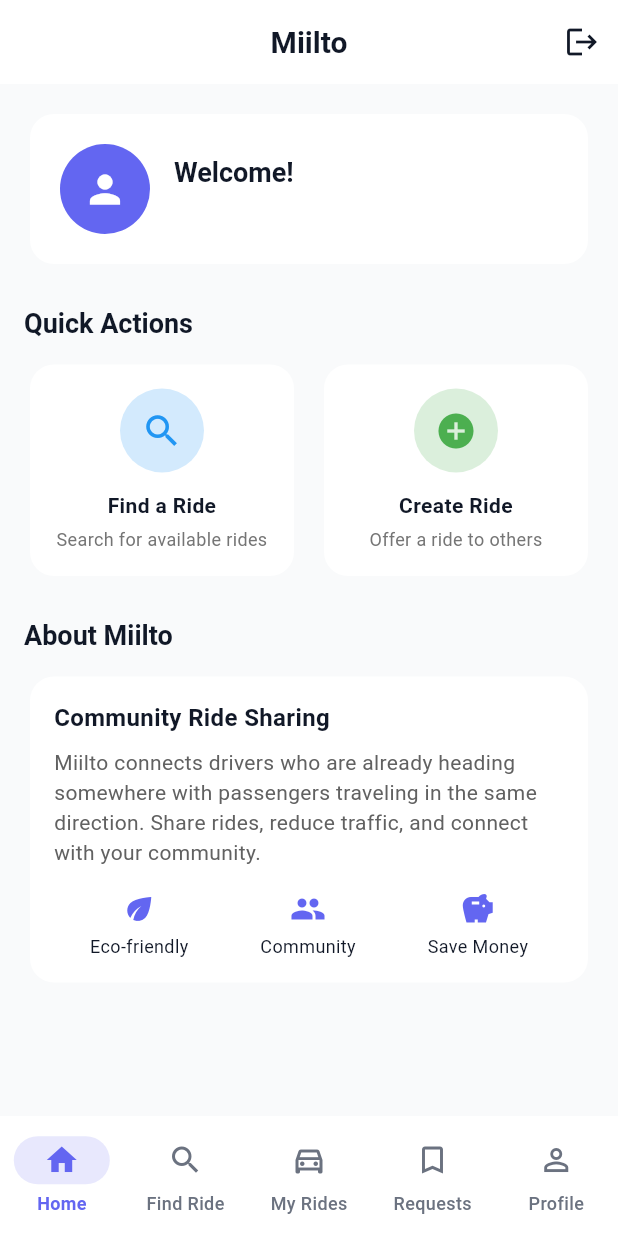
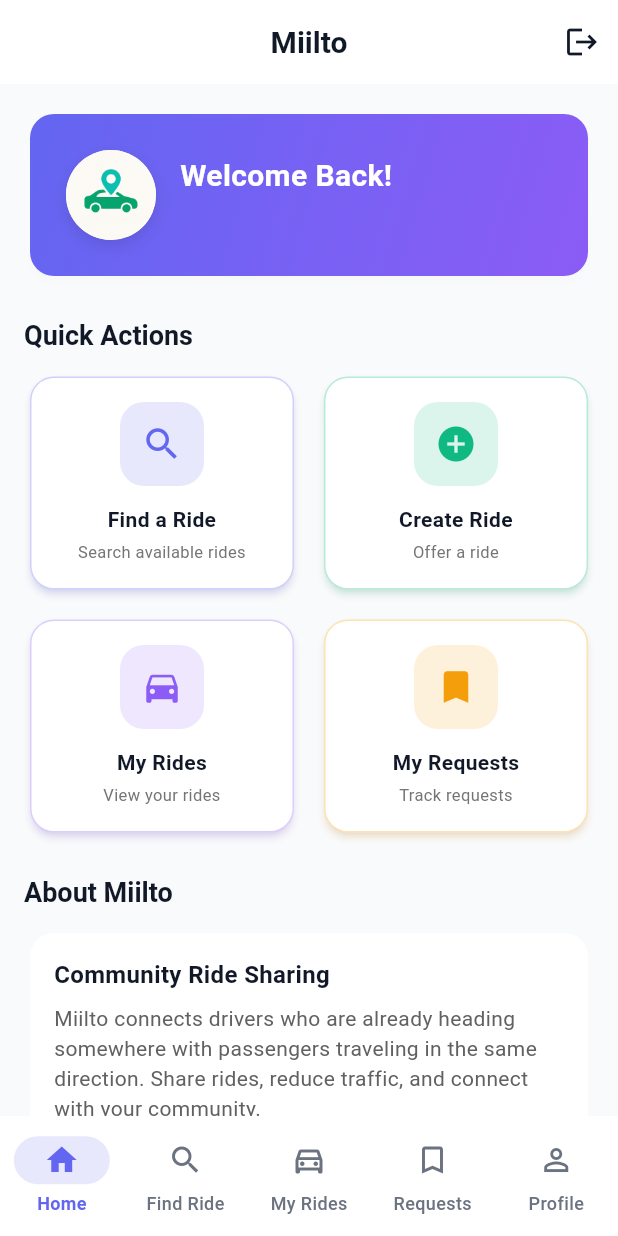
Before and after one commit to denboba/miiltoo, a Flutter app: the screen it shows once a user with an empty profile is signed in, on a phone screen of 412 x 824 dp. Run offline on Flutter 3.47's test engine with Material 3 defaults, Android fonts, the phone set to English and light mode, and no system bars; our stand-ins replace cloud_firestore, firebase_auth, firebase_core, firebase_messaging, geolocator, google_maps_flutter; accounts and stored records are empty.

Commit message:
Enhance home screen and ride detail with modern UI and map integration
Co-authored-by: denboba <86346817+denboba@users.noreply.github.com>

```diff
--- a/lib/src/screens/home_screen.dart
+++ b/lib/src/screens/home_screen.dart
@@ -3,6 +3,7 @@ import 'package:firebase_auth/firebase_auth.dart';
 import '../services/auth_service.dart';
 import '../services/firestore_repo.dart';
 import '../models/user_model.dart';
+import '../config/app_theme.dart';
 import 'search_rides_screen.dart';
 import 'my_rides_screen.dart';
 import 'my_requests_screen.dart';
@@ -112,32 +113,76 @@ class _HomeContent extends StatelessWidget {
           children: [
             // Welcome card
             Card(
+              elevation: 2,
+              child: Container(
+                decoration: BoxDecoration(
+                  gradient: LinearGradient(
+                    colors: [
+                      AppTheme.primaryColor,
+                      AppTheme.secondaryColor,
+                    ],
+                    begin: Alignment.topLeft,
+                    end: Alignment.bottomRight,
+                  ),
+                  borderRadius: BorderRadius.circular(16),
+                ),
                 child: Padding(
-                padding: const EdgeInsets.all(20),
+                  padding: const EdgeInsets.all(24),
                   child: Column(
                     crossAxisAlignment: CrossAxisAlignment.start,
                     children: [
                       Row(
                         children: [
-                        CircleAvatar(
-                          radius: 30,
-                          backgroundColor: Theme.of(context).colorScheme.primary,
-                          child: const Icon(Icons.person, size: 30, color: Colors.white),
+                          Container(
+                            width: 60,
+                            height: 60,
+                            decoration: BoxDecoration(
+                              color: Colors.white,
+                              borderRadius: BorderRadius.circular(30),
+                              boxShadow: [
+                                BoxShadow(
+                                  color: Colors.black.withOpacity(0.1),
+                                  blurRadius: 8,
+                                  offset: const Offset(0, 4),
+                                ),
+                              ],
+                            ),
+                            child: ClipRRect(
+                              borderRadius: BorderRadius.circular(30),
+                              child: Image.asset(
+                                'assets/images/miiltoo_logo.png',
+                                fit: BoxFit.cover,
+                                errorBuilder: (context, error, stackTrace) {
+                                  return Icon(
+                                    Icons.person,
+                                    size: 30,
+                                    color: AppTheme.primaryColor,
+                                  );
+                                },
+                              ),
+                            ),
                           ),
                           const SizedBox(width: 16),
                           Expanded(
                             child: Column(
                               crossAxisAlignment: CrossAxisAlignment.start,
                               children: [
-                              Text(
-                                'Welcome!',
-                                style: Theme.of(context).textTheme.headlineSmall,
+                                const Text(
+                                  'Welcome Back!',
+                                  style: TextStyle(
+                                    color: Colors.white,
+                                    fontSize: 20,
+                                    fontWeight: FontWeight.bold,
                                   ),
+                                ),
+                                const SizedBox(height: 4),
                                 Text(
                                   user?.displayName ?? user?.email ?? 'Guest',
-                                style: Theme.of(context).textTheme.bodyMedium?.copyWith(
-                                      color: Colors.grey,
+                                  style: TextStyle(
+                                    color: Colors.white.withOpacity(0.9),
+                                    fontSize: 14,
                                   ),
+                                  overflow: TextOverflow.ellipsis,
                                 ),
                               ],
                             ),
@@ -145,6 +190,7 @@ class _HomeContent extends StatelessWidget {
                         ],
                       ),
                     ],
+                  ),
                 ),
               ),
             ),
@@ -163,8 +209,8 @@ class _HomeContent extends StatelessWidget {
                   child: _QuickActionCard(
                     icon: Icons.search,
                     title: 'Find a Ride',
-                    subtitle: 'Search for available rides',
-                    color: Colors.blue,
+                    subtitle: 'Search available rides',
+                    color: AppTheme.primaryColor,
                     onTap: () => Navigator.pushNamed(context, '/search'),
                   ),
                 ),
@@ -173,9 +219,33 @@ class _HomeContent extends StatelessWidget {
                   child: _QuickActionCard(
                     icon: Icons.add_circle,
                     title: 'Create Ride',
-                    subtitle: 'Offer a ride to others',
-                    color: Colors.green,
+                    subtitle: 'Offer a ride',
+                    color: AppTheme.successColor,
                     onTap: () => Navigator.pushNamed(context, '/create'),
+                  ),
+                ),
+              ],
+            ),
+            const SizedBox(height: 12),
+            Row(
+              children: [
+                Expanded(
+                  child: _QuickActionCard(
+                    icon: Icons.directions_car,
+                    title: 'My Rides',
+                    subtitle: 'View your rides',
+                    color: AppTheme.secondaryColor,
+                    onTap: () => Navigator.pushNamed(context, '/my-rides'),
+                  ),
+                ),
+                const SizedBox(width: 12),
+                Expanded(
+                  child: _QuickActionCard(
+                    icon: Icons.bookmark,
+                    title: 'My Requests',
+                    subtitle: 'Track requests',
+                    color: AppTheme.warningColor,
+                    onTap: () => Navigator.pushNamed(context, '/my-requests'),
                   ),
                 ),
               ],
@@ -242,29 +312,53 @@ class _QuickActionCard extends StatelessWidget {
   @override
   Widget build(BuildContext context) {
     return Card(
+      elevation: 2,
+      shadowColor: color.withOpacity(0.3),
       child: InkWell(
         onTap: onTap,
-        borderRadius: BorderRadius.circular(12),
-        child: Padding(
+        borderRadius: BorderRadius.circular(16),
+        child: Container(
           padding: const EdgeInsets.all(16),
+          decoration: BoxDecoration(
+            borderRadius: BorderRadius.circular(16),
+            border: Border.all(
+              color: color.withOpacity(0.3),
+              width: 1,
+            ),
+          ),
           child: Column(
+            mainAxisAlignment: MainAxisAlignment.center,
             children: [
-              CircleAvatar(
-                backgroundColor: color.withValues(alpha: 0.2),
-                radius: 28,
+              Container(
+                width: 56,
+                height: 56,
+                decoration: BoxDecoration(
+                  color: color.withOpacity(0.15),
+                  borderRadius: BorderRadius.circular(16),
+                ),
                 child: Icon(icon, color: color, size: 28),
               ),
               const SizedBox(height: 12),
               Text(
                 title,
-                style: const TextStyle(fontWeight: FontWeight.bold),
+                style: const TextStyle(
+                  fontWeight: FontWeight.w600,
+                  fontSize: 14,
+                ),
                 textAlign: TextAlign.center,
+                maxLines: 1,
+                overflow: TextOverflow.ellipsis,
               ),
               const SizedBox(height: 4),
               Text(
                 subtitle,
-                style: TextStyle(fontSize: 12, color: Colors.grey.shade600),
+                style: TextStyle(
+                  fontSize: 11,
+                  color: Colors.grey.shade600,
+                ),
                 textAlign: TextAlign.center,
+                maxLines: 1,
+                overflow: TextOverflow.ellipsis,
               ),
             ],
           ),
```
Also changed, not shown: lib/src/screens/ride_detail_screen.dart (+25 -40 lines), lib/src/widgets/ride_map_widget.dart (added, +151 -0 lines). Lines whose indentation alone changed are shown as unchanged.
